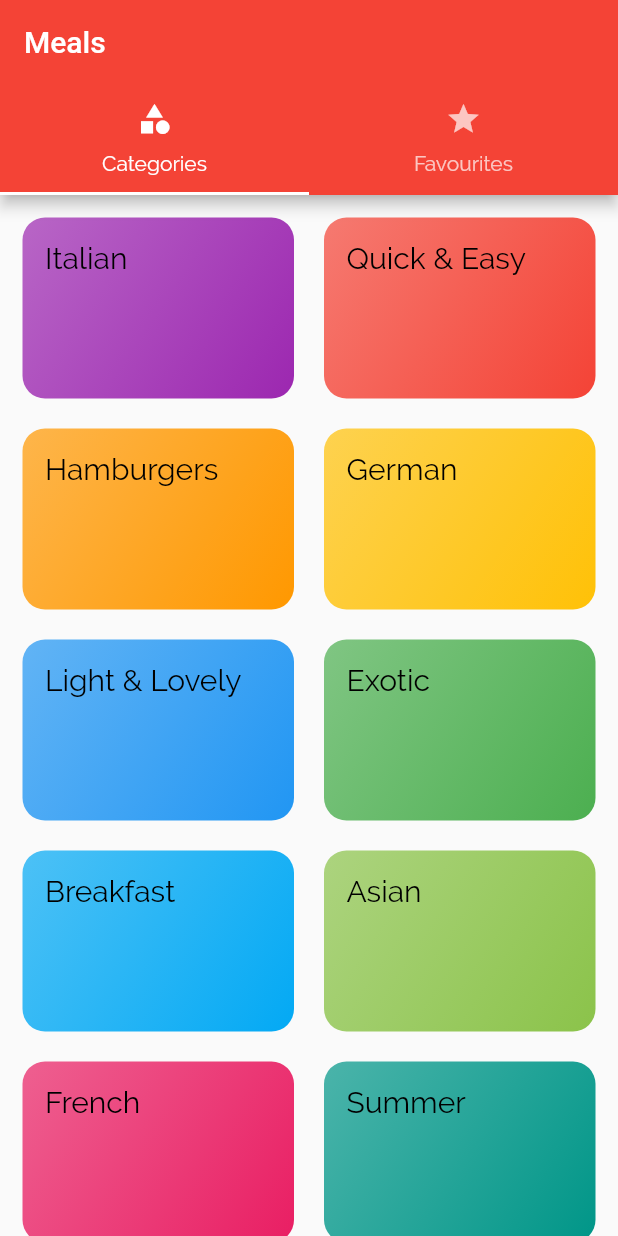
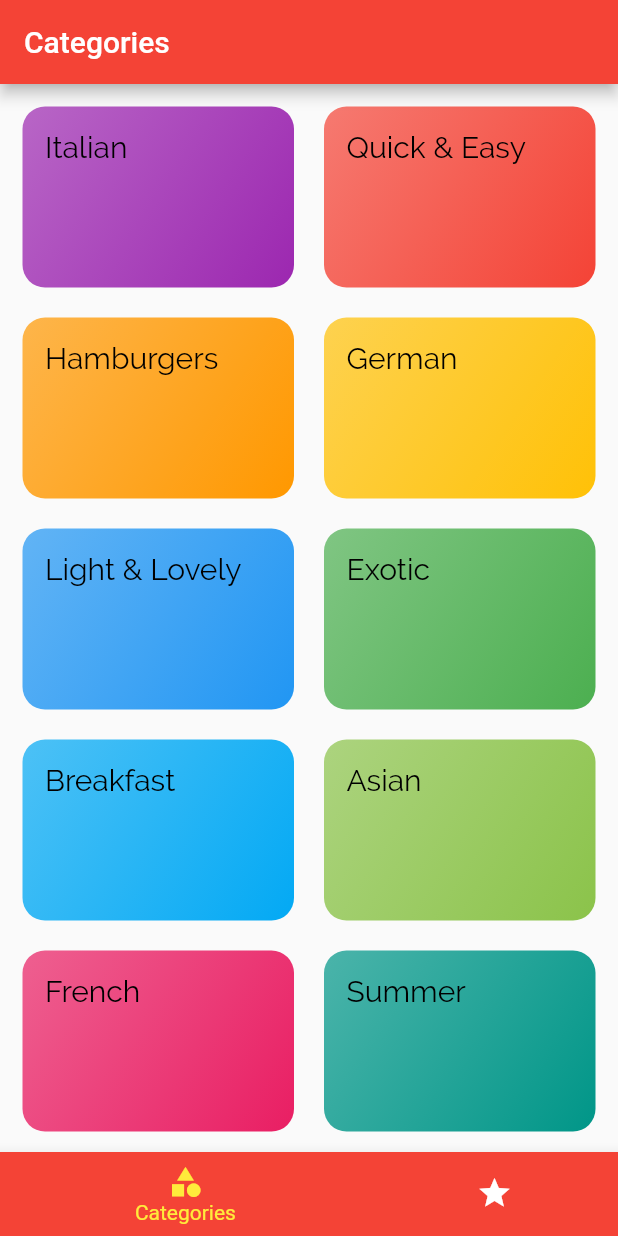
Before and after one commit to zukaChachava/MealsApp, a Flutter app: the screen it shows after launch, on a phone screen of 412 x 824 dp. Run offline on Flutter 3.47's test engine with Material 2 defaults, Android fonts, the phone set to English and light mode, and no system bars.

Commit message:
small refactor

```diff
--- a/lib/main.dart
+++ b/lib/main.dart
@@ -1,4 +1,5 @@
 import 'package:flutter/material.dart';
+import 'package:meals/widgets/screens/tabs_screen_two.dart';
 import 'package:meals/widgets/screens/tabs_screens.dart';
 import './widgets/screens/category_meals_screen.dart';
 import 'package:meals/widgets/screens/categories_screen.dart';
@@ -24,7 +25,7 @@ class MyApp extends StatelessWidget {
               displayMedium: const TextStyle(
                 color: Color.fromRGBO(20, 51, 51, 1),
               ))),
-      home: const TabScreen(),
+      home: const TabScreenTwo(),
       routes: {
         CategoryMealsScreen.route: (context) => const CategoryMealsScreen(),
         MealDetailsScreen.route: (context) => const MealDetailsScreen()
--- /dev/null
+++ b/lib/widgets/screens/tabs_screen_two.dart
@@ -0,0 +1,58 @@
+import 'package:flutter/material.dart';
+import 'package:meals/widgets/screens/categories_screen.dart';
+import 'package:meals/widgets/screens/favourites_screen.dart';
+
+class TabScreenTwo extends StatefulWidget {
+  const TabScreenTwo({Key? key}) : super(key: key);
+
+  @override
+  State<TabScreenTwo> createState() => _TabScreenTwoState();
+}
+
+class _TabScreenTwoState extends State<TabScreenTwo> {
+  final List<Widget> _pages = [
+    const CategoriesScreen(),
+    const FavouritesScreen()
+  ];
+
+  int _selectedPageIndex = 0;
+
+  void _selectPage(int index) {
+    setState(() {
+      _selectedPageIndex = index;
+    });
+  }
+
+  @override
+  Widget build(BuildContext context) {
+    return Scaffold(
+      appBar: AppBar(
+        title: Text(_pages[_selectedPageIndex]
+            .runtimeType
+            .toString()
+            .replaceFirst('Screen', '')),
+      ),
+      body: _pages[_selectedPageIndex],
+      bottomNavigationBar: BottomNavigationBar(
+        onTap: _selectPage,
+        backgroundColor: Theme.of(context).primaryColor,
+        unselectedItemColor: Colors.white,
+        selectedItemColor: Colors.yellow,
+        currentIndex: _selectedPageIndex,
+        type: BottomNavigationBarType.shifting,
+        items: [
+          BottomNavigationBarItem(
+            backgroundColor: Theme.of(context).primaryColor,
+            icon: const Icon(Icons.category),
+            label: "Categories",
+          ),
+          BottomNavigationBarItem(
+            backgroundColor: Theme.of(context).primaryColor,
+            icon: const Icon(Icons.star),
+            label: "Favourites",
+          ),
+        ],
+      ),
+    );
+  }
+}
--- a/lib/widgets/screens/tabs_screens.dart
+++ b/lib/widgets/screens/tabs_screens.dart
@@ -2,14 +2,9 @@ import 'package:flutter/material.dart';
 import 'package:meals/widgets/screens/categories_screen.dart';
 import 'package:meals/widgets/screens/favourites_screen.dart';
 
-class TabScreen extends StatefulWidget {
+class TabScreen extends StatelessWidget {
   const TabScreen({Key? key}) : super(key: key);
 
-  @override
-  State<TabScreen> createState() => _TabScreenState();
-}
-
-class _TabScreenState extends State<TabScreen> {
   @override
   Widget build(BuildContext context) {
     return DefaultTabController(
```
